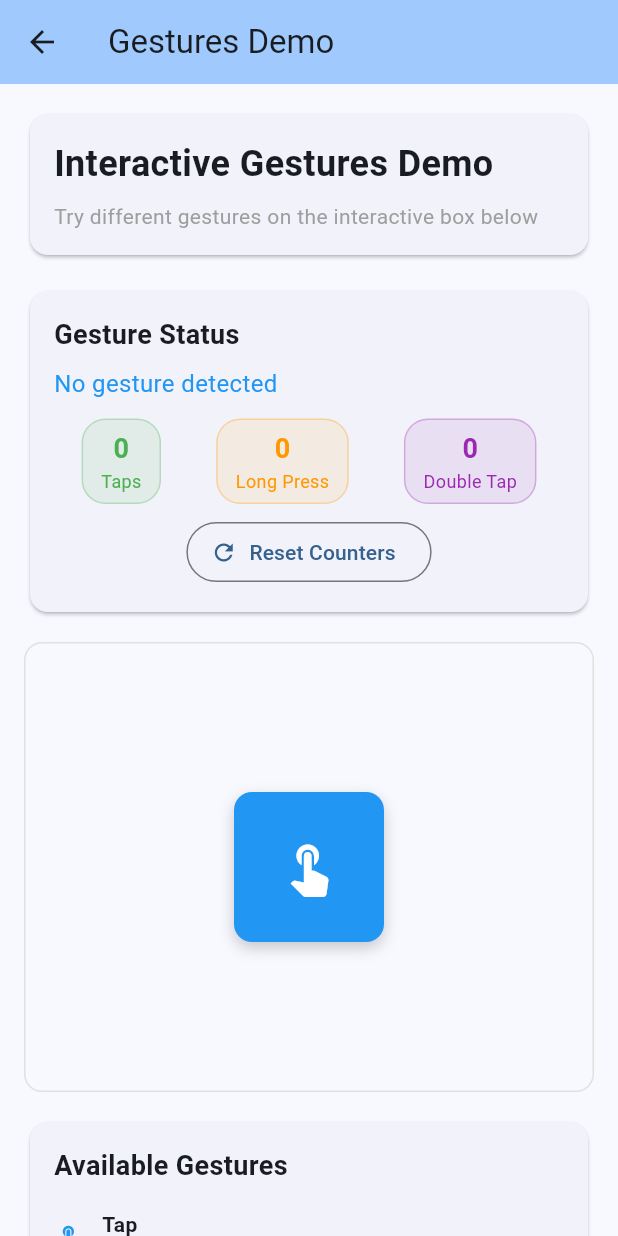
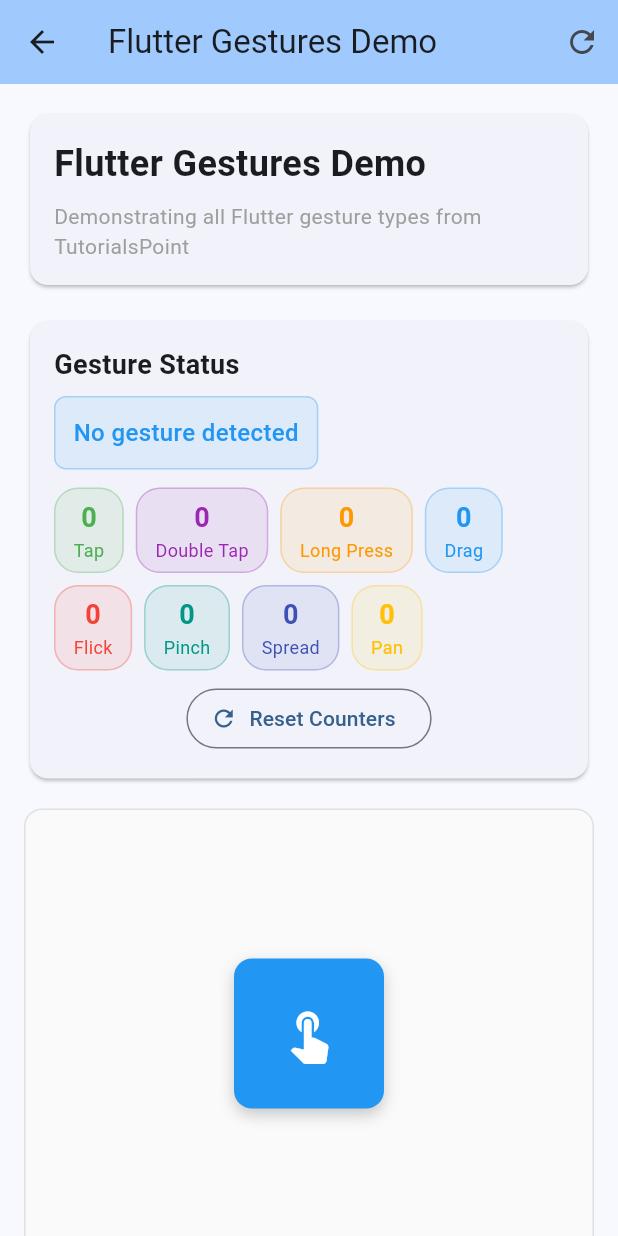
Before and after one commit to vuhung16au/flutter-mastery-lab, a Flutter app: the GesturesDemoPage screen opened directly, on a phone screen of 412 x 824 dp. Run offline on Flutter 3.47's test engine with Material 3 defaults, Android fonts, the phone set to English and light mode, and no system bars; our stand-ins replace animated_text_kit, auto_size_text, convex_bottom_bar, fl_chart, flutter_animate, flutter_carousel_widget and 5 more.

Commit message:
Enhance gestures demo with more gesture types and counters
Added support and counters for drag, flick, pinch, spread, and pan gestures. Improved gesture detection logic, updated UI to display new gesture types and counters, and added a reset button for the interactive box. Enhanced instructions and feedback for all gesture types, providing a more comprehensive demonstration of Flutter gestures.

```diff
--- a/04-Flutter-Forms-Gestures/lib/screens/gestures_demo_page.dart
+++ b/04-Flutter-Forms-Gestures/lib/screens/gestures_demo_page.dart
@@ -12,15 +12,32 @@
   late AnimationController _scaleController;
   late AnimationController _rotationController;
   late AnimationController _colorController;
+  late AnimationController _flickController;
 
   double _scale = 1.0;
   double _rotation = 0.0;
   Color _boxColor = Colors.blue;
   Offset _position = const Offset(0, 0);
   String _lastGesture = 'No gesture detected';
+
+  // Gesture counters
   int _tapCount = 0;
   int _longPressCount = 0;
   int _doubleTapCount = 0;
+  int _dragCount = 0;
+  int _flickCount = 0;
+  int _pinchCount = 0;
+  int _spreadCount = 0;
+  int _panCount = 0;
+
+  // Gesture tracking variables
+  bool _isDragging = false;
+  bool _isPanning = false;
+  Offset? _dragStartPosition;
+  DateTime? _lastFlickTime;
+  double _lastFlickVelocity = 0.0;
+  Offset? _lastFocalPoint;
+  DateTime? _dragStartTime;
 
   @override
   void initState() {
@@ -37,6 +54,10 @@
       duration: const Duration(milliseconds: 500),
       vsync: this,
     );
+    _flickController = AnimationController(
+      duration: const Duration(milliseconds: 400),
+      vsync: this,
+    );
   }
 
   @override
@@ -44,9 +65,11 @@
     _scaleController.dispose();
     _rotationController.dispose();
     _colorController.dispose();
+    _flickController.dispose();
     super.dispose();
   }
 
+  // Tap gesture
   void _onTap() {
     setState(() {
       _tapCount++;
@@ -55,6 +78,7 @@
     _scaleController.forward().then((_) => _scaleController.reverse());
   }
 
+  // Double tap gesture
   void _onDoubleTap() {
     setState(() {
       _doubleTapCount++;
@@ -64,6 +88,7 @@
     _rotationController.forward().then((_) => _rotationController.reverse());
   }
 
+  // Long press gesture
   void _onLongPress() {
     setState(() {
       _longPressCount++;
@@ -73,15 +98,58 @@
     _colorController.forward().then((_) => _colorController.reverse());
   }
 
+  // Scale gesture (handles both scaling and panning)
+  void _onScaleStart(ScaleStartDetails details) {
+    setState(() {
+      _lastFocalPoint = details.focalPoint;
+      _dragStartTime = DateTime.now();
+      _lastGesture = 'Gesture started';
+    });
+  }
+
   void _onScaleUpdate(ScaleUpdateDetails details) {
     setState(() {
-      // Handle both scale and pan through the scale gesture recognizer
+      // Handle scaling (pinch/spread)
       if (details.scale != 1.0) {
+        double previousScale = _scale;
         _scale = details.scale.clamp(0.5, 3.0);
-        _lastGesture = 'Scale detected! Scale: ${_scale.toStringAsFixed(2)}';
-      } else if (details.focalPointDelta != Offset.zero) {
+
+        // Determine if it's pinch or spread
+        if (_scale < previousScale) {
+          _pinchCount++;
+          _lastGesture = 'Pinch detected! Count: $_pinchCount, Scale: ${_scale.toStringAsFixed(2)}';
+        } else if (_scale > previousScale) {
+          _spreadCount++;
+          _lastGesture = 'Spread/Zoom detected! Count: $_spreadCount, Scale: ${_scale.toStringAsFixed(2)}';
+        }
+      }
+
+      // Handle panning through focal point delta
+      if (details.focalPointDelta != Offset.zero) {
         _position += details.focalPointDelta;
-        _lastGesture = 'Pan detected! Position: (${_position.dx.toStringAsFixed(1)}, ${_position.dy.toStringAsFixed(1)})';
+        _panCount++;
+        _lastGesture = 'Panning... Count: $_panCount';
+
+        // Check if this is a drag gesture (single finger movement)
+        if (details.pointerCount == 1) {
+          _dragCount++;
+          _lastGesture = 'Dragging... Count: $_dragCount';
+        }
+      }
+    });
+  }
+
+  void _onScaleEnd(ScaleEndDetails details) {
+    setState(() {
+      // Check if it was a flick (high velocity)
+      if (details.velocity.pixelsPerSecond.distance > 800) {
+        _flickCount++;
+        _lastGesture = 'Flick detected! Count: $_flickCount';
+        _lastFlickTime = DateTime.now();
+        _lastFlickVelocity = details.velocity.pixelsPerSecond.distance;
+        _flickController.forward().then((_) => _flickController.reverse());
+      } else {
+        _lastGesture = 'Gesture completed. Final scale: ${_scale.toStringAsFixed(2)}';
       }
     });
   }
@@ -105,7 +173,22 @@
       _tapCount = 0;
       _longPressCount = 0;
       _doubleTapCount = 0;
+      _dragCount = 0;
+      _flickCount = 0;
+      _pinchCount = 0;
+      _spreadCount = 0;
+      _panCount = 0;
       _lastGesture = 'Counters reset!';
+    });
+  }
+
+  void _resetBox() {
+    setState(() {
+      _scale = 1.0;
+      _rotation = 0.0;
+      _position = const Offset(0, 0);
+      _boxColor = Colors.blue;
+      _lastGesture = 'Box reset to original state!';
     });
   }
 
@@ -113,8 +196,15 @@
   Widget build(BuildContext context) {
     return Scaffold(
       appBar: AppBar(
-        title: const Text('Gestures Demo'),
+        title: const Text('Flutter Gestures Demo'),
         backgroundColor: Theme.of(context).colorScheme.inversePrimary,
+        actions: [
+          IconButton(
+            icon: const Icon(Icons.refresh),
+            onPressed: _resetBox,
+            tooltip: 'Reset Box',
+          ),
+        ],
       ),
       body: SingleChildScrollView(
         padding: const EdgeInsets.all(16.0),
@@ -129,7 +219,7 @@
                   crossAxisAlignment: CrossAxisAlignment.start,
                   children: [
                     const Text(
-                      'Interactive Gestures Demo',
+                      'Flutter Gestures Demo',
                       style: TextStyle(
                         fontSize: 24,
                         fontWeight: FontWeight.bold,
@@ -137,7 +227,7 @@
                     ),
                     const SizedBox(height: 8),
                     const Text(
-                      'Try different gestures on the interactive box below',
+                      'Demonstrating all Flutter gesture types from TutorialsPoint',
                       style: TextStyle(
                         color: Colors.grey,
                       ),
@@ -163,20 +253,35 @@
                       ),
                     ),
                     const SizedBox(height: 8),
-                    Text(
-                      _lastGesture,
-                      style: const TextStyle(
-                        fontSize: 16,
-                        color: Colors.blue,
+                    Container(
+                      padding: const EdgeInsets.all(12),
+                      decoration: BoxDecoration(
+                        color: Colors.blue.withValues(alpha: 0.1),
+                        borderRadius: BorderRadius.circular(8),
+                        border: Border.all(color: Colors.blue.withValues(alpha: 0.3)),
+                      ),
+                      child: Text(
+                        _lastGesture,
+                        style: const TextStyle(
+                          fontSize: 16,
+                          color: Colors.blue,
+                          fontWeight: FontWeight.w500,
+                        ),
                       ),
                     ),
                     const SizedBox(height: 12),
-                    Row(
-                      mainAxisAlignment: MainAxisAlignment.spaceAround,
+                    Wrap(
+                      spacing: 8,
+                      runSpacing: 8,
                       children: [
-                        _buildCounterChip('Taps', _tapCount, Colors.green),
+                        _buildCounterChip('Tap', _tapCount, Colors.green),
+                        _buildCounterChip('Double Tap', _doubleTapCount, Colors.purple),
                         _buildCounterChip('Long Press', _longPressCount, Colors.orange),
-                        _buildCounterChip('Double Tap', _doubleTapCount, Colors.purple),
+                        _buildCounterChip('Drag', _dragCount, Colors.blue),
+                        _buildCounterChip('Flick', _flickCount, Colors.red),
+                        _buildCounterChip('Pinch', _pinchCount, Colors.teal),
+                        _buildCounterChip('Spread', _spreadCount, Colors.indigo),
+                        _buildCounterChip('Pan', _panCount, Colors.amber),
                       ],
                     ),
                     const SizedBox(height: 8),
@@ -199,18 +304,22 @@
               decoration: BoxDecoration(
                 border: Border.all(color: Colors.grey.shade300),
                 borderRadius: BorderRadius.circular(12),
+                color: Colors.grey.shade50,
               ),
               child: Center(
                 child: GestureDetector(
                   onTap: _onTap,
                   onDoubleTap: _onDoubleTap,
                   onLongPress: _onLongPress,
+                  onScaleStart: _onScaleStart,
                   onScaleUpdate: _onScaleUpdate,
+                  onScaleEnd: _onScaleEnd,
                   child: AnimatedBuilder(
                     animation: Listenable.merge([
                       _scaleController,
                       _rotationController,
                       _colorController,
+                      _flickController,
                     ]),
                     builder: (context, child) {
                       return Transform.scale(
@@ -232,7 +341,7 @@
                                 boxShadow: [
                                   BoxShadow(
                                     color: Colors.black.withValues(alpha: 0.2),
-                                    blurRadius: 8,
+                                    blurRadius: 8 + (_flickController.value * 4),
                                     offset: const Offset(0, 4),
                                   ),
                                 ],
@@ -261,18 +370,21 @@
                   crossAxisAlignment: CrossAxisAlignment.start,
                   children: [
                     const Text(
-                      'Available Gestures',
+                      'Available Gestures (from TutorialsPoint)',
                       style: TextStyle(
                         fontSize: 18,
                         fontWeight: FontWeight.bold,
                       ),
                     ),
                     const SizedBox(height: 12),
-                    _buildGestureInstruction('Tap', 'Single tap to trigger animation', Icons.touch_app),
-                    _buildGestureInstruction('Double Tap', 'Double tap to rotate 90°', Icons.rotate_right),
-                    _buildGestureInstruction('Long Press', 'Long press to change color', Icons.palette),
-                    _buildGestureInstruction('Pan', 'Drag to move the box', Icons.drag_handle),
-                    _buildGestureInstruction('Scale', 'Pinch to resize the box', Icons.zoom_in),
+                    _buildGestureInstruction('Tap', 'Touching the surface with fingertip for a short period', Icons.touch_app),
+                    _buildGestureInstruction('Double Tap', 'Tapping twice in a short time', Icons.touch_app),
+                    _buildGestureInstruction('Drag', 'Touching and moving fingertip in a steady manner', Icons.drag_handle),
+                    _buildGestureInstruction('Flick', 'Similar to dragging, but in a speeder way', Icons.flash_on),
+                    _buildGestureInstruction('Pinch', 'Pinching the surface using two fingers', Icons.zoom_out),
+                    _buildGestureInstruction('Spread/Zoom', 'Opposite of pinching', Icons.zoom_in),
+                    _buildGestureInstruction('Panning', 'Touching and moving in any direction without releasing', Icons.pan_tool),
+                    _buildGestureInstruction('Long Press', 'Press and hold for extended period', Icons.timer),
                   ],
                 ),
               ),
@@ -298,6 +410,8 @@
                     _buildPropertyRow('Rotation', '${_rotation.toStringAsFixed(0)}°'),
                     _buildPropertyRow('Position', '(${_position.dx.toStringAsFixed(1)}, ${_position.dy.toStringAsFixed(1)})'),
                     _buildPropertyRow('Color', '#${_boxColor.toARGB32().toRadixString(16).toUpperCase().substring(2)}'),
+                    if (_lastFlickTime != null)
+                      _buildPropertyRow('Last Flick Velocity', '${_lastFlickVelocity.toStringAsFixed(0)} px/s'),
                   ],
                 ),
               ),
```
